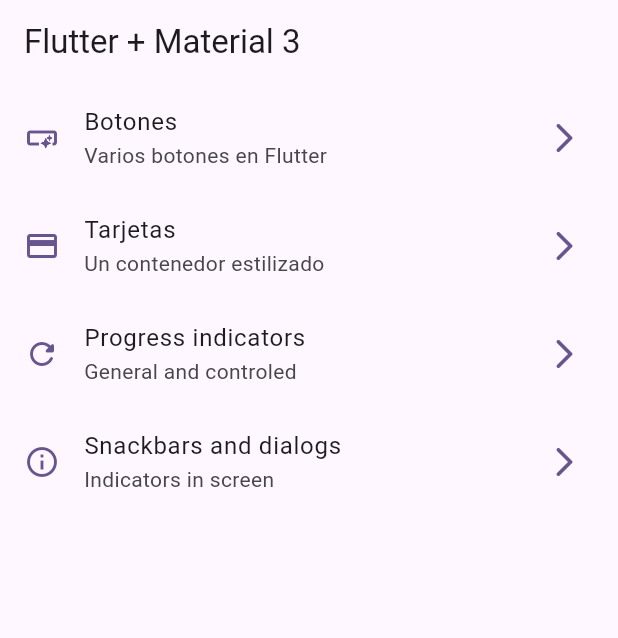
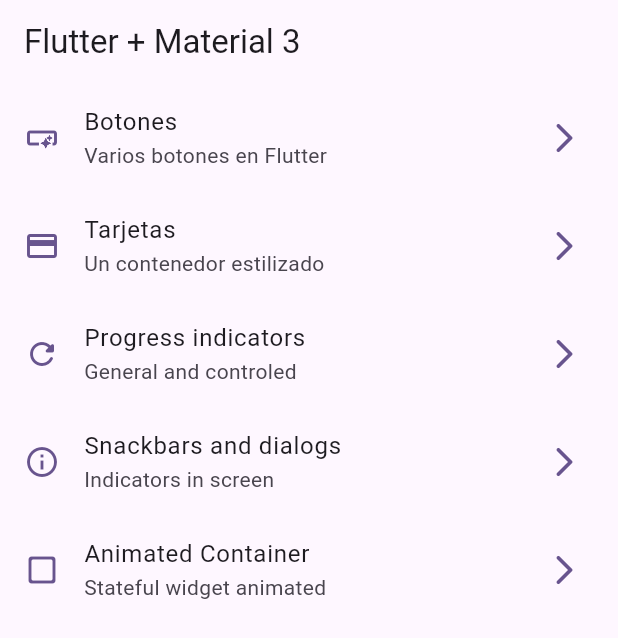
Before and after one commit to isai-arellano/course_flutter, a Flutter app: the screen it shows after launch, on a phone screen of 412 x 824 dp. Shown: the top 638 px of the screen. Run offline on Flutter 3.47's test engine with Material 2 defaults, Android fonts, the phone set to English and light mode, and no system bars; our stand-ins replace animate_do, dio, go_router, video_player.

Commit message:
Animated container finished

```diff
--- a/5.widgets_app/lib/config/menu/menu_items.dart
+++ b/5.widgets_app/lib/config/menu/menu_items.dart
@@ -33,5 +33,10 @@ const appMenuItems = <MenuItem>[
       title: 'Snackbars and dialogs',
       subTitle: 'Indicators in screen',
       link: '/snackbars',
-      icon: Icons.info_outline)
+      icon: Icons.info_outline),
+  MenuItem(
+      title: 'Animated Container',
+      subTitle: 'Stateful widget animated',
+      link: '/animated',
+      icon: Icons.check_box_outline_blank_rounded),
 ];
--- a/5.widgets_app/lib/config/router/app_router.dart
+++ b/5.widgets_app/lib/config/router/app_router.dart
@@ -22,5 +22,9 @@ final appRouter = GoRouter(initialLocation: '/', routes: [
   GoRoute(
       path: '/snackbars',
       name: SnackBarScreen.name,
-      builder: (context, state) => const SnackBarScreen())
+      builder: (context, state) => const SnackBarScreen()),
+  GoRoute(
+      path: '/animated',
+      name: AnimatedScreen.name,
+      builder: (context, state) => const AnimatedScreen()),
 ]);
```
Also changed, not shown: 5.widgets_app/lib/presentation/screens/animated/animated_screen.dart (+42 -2 lines).
